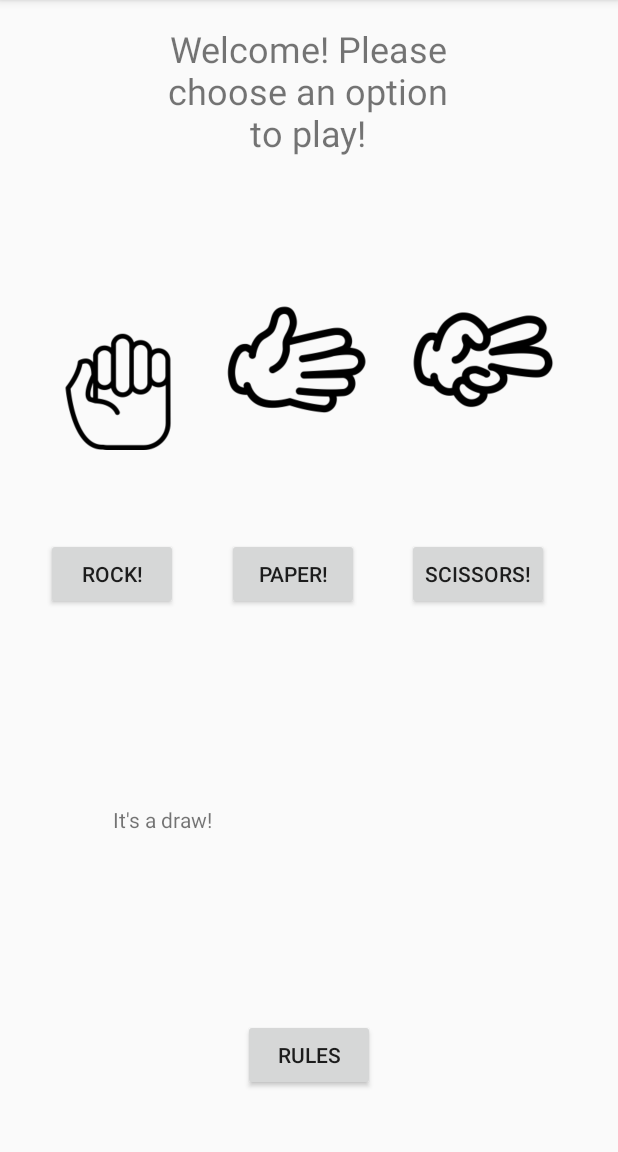
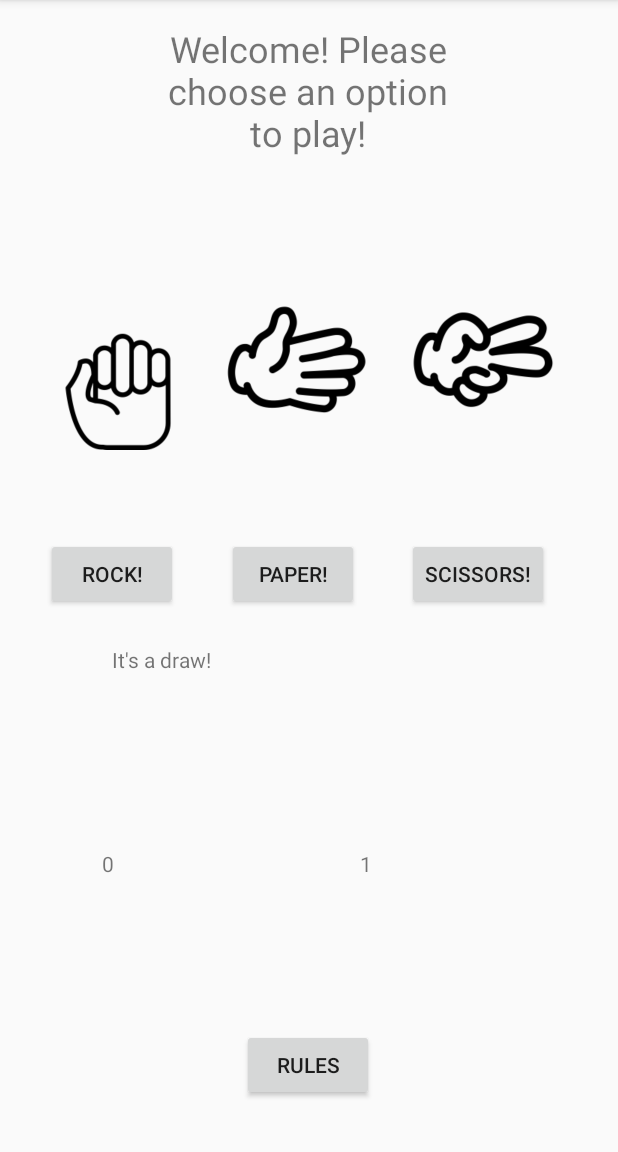
Before and after one commit to markywildtype/rock_paper_scissors_lab_w8d3, an Android app: the screen it shows after launch (RockPaperScissorsActivity), after a tap on "PAPER!", on a phone screen of 412 x 824 dp, the part 84-1236 px from its top. Run offline under Robolectric (Android 15) with nearby library versions, the phone set to English and light mode, and no system bars; 1 other tap on this screen came first.

Commit message:
score counter added

```diff
--- a/app/src/main/java/example/codeclan/com/rockpaperscissors/RockPaperScissors.java
+++ b/app/src/main/java/example/codeclan/com/rockpaperscissors/RockPaperScissors.java
@@ -10,11 +10,11 @@ public class RockPaperScissors {
 
     private String playerHand;
     private String computerHand;
-    private boolean isWon;
+    private int isWon;
 
     public RockPaperScissors(String playerHand){
         this.playerHand = playerHand;
-        this.isWon = false;
+        this.isWon = 0;
     }
 
     public String play(){
@@ -22,19 +22,21 @@ public class RockPaperScissors {
         if(playerHand == "rock" && computerHand == "paper"){
             return "Paper beats rock, computer wins!";
         } else if(playerHand == "rock" && computerHand == "scissors"){
-            this.isWon = true;
+            this.isWon = 1;
             return "Rock beats scissors, player 1 wins!";
         } else if(playerHand == "paper" && computerHand == "scissors"){
             return "Scissors beats paper, computer wins!";
         } else if(playerHand == "paper" && computerHand == "rock"){
-            this.isWon = true;
+            this.isWon = 1;
             return "Paper beats rock, player 1 wins!";
         } else if(playerHand == "scissors" && computerHand == "rock"){
             return "Rock beats scissors, computer wins!";
         } else if(playerHand == "scissors" && computerHand == "paper"){
-            this.isWon = true;
+            this.isWon = 1;
             return "Scissors beats paper, player 1 wins!";
-        } else return"It's a draw!";
+        } else
+            this.isWon = 2;
+            return"It's a draw!";
     }
 
     public String computerHand(){
@@ -48,7 +50,7 @@ public class RockPaperScissors {
             return "scissors";
     }
 
-    public boolean gameIsWon() {
+    public int gameIsWon() {
         return this.isWon;
     }
 }
--- a/app/src/main/java/example/codeclan/com/rockpaperscissors/RockPaperScissorsActivity.java
+++ b/app/src/main/java/example/codeclan/com/rockpaperscissors/RockPaperScissorsActivity.java
@@ -10,11 +10,17 @@ public class RockPaperScissorsActivity extends AppCompatActivity {
 
     RockPaperScissors game;
     TextView game_result;
+    TextView computerScoreBox;
+    TextView playersScoreBox;
+    int computerScore;
+    int playerScore;
 
     @Override
     protected void onCreate(Bundle savedInstanceState) {
         super.onCreate(savedInstanceState);
         setContentView(R.layout.activity_rock_paper_scissors);
+        computerScore = 0;
+        playerScore = 0;
     }
 
     public void onRockButtonClick(View button){
@@ -22,6 +28,15 @@ public class RockPaperScissorsActivity extends AppCompatActivity {
         String result = game.play();
         game_result = findViewById(R.id.game_result);
         game_result.setText(result);
+        if(game.gameIsWon() == 1){
+            playerScore += 1;
+        } else if(game.gameIsWon() == 0) {
+            computerScore += 1;
+        }
+        computerScoreBox = findViewById(R.id.computer_score);
+        computerScoreBox.setText(String.valueOf(computerScore));
+        playersScoreBox = findViewById(R.id.player_score);
+        playersScoreBox.setText(String.valueOf(playerScore));
     }
 
     public void onPaperButtonClick(View button) {
@@ -29,6 +44,15 @@ public class RockPaperScissorsActivity extends AppCompatActivity {
         String result = game.play();
         game_result = findViewById(R.id.game_result);
         game_result.setText(result);
+        if(game.gameIsWon() == 1){
+            playerScore += 1;
+        } else if(game.gameIsWon() == 0) {
+            computerScore += 1;
+        }
+        computerScoreBox = findViewById(R.id.computer_score);
+        computerScoreBox.setText(String.valueOf(computerScore));
+        playersScoreBox = findViewById(R.id.player_score);
+        playersScoreBox.setText(String.valueOf(playerScore));
     }
 
     public void onScissorsButtonClick(View button) {
@@ -36,6 +60,15 @@ public class RockPaperScissorsActivity extends AppCompatActivity {
         String result = game.play();
         game_result = findViewById(R.id.game_result);
         game_result.setText(result);
+        if(game.gameIsWon() == 1){
+            playerScore += 1;
+        } else if(game.gameIsWon() == 0) {
+            computerScore += 1;
+        }
+        computerScoreBox = findViewById(R.id.computer_score);
+        computerScoreBox.setText(String.valueOf(computerScore));
+        playersScoreBox = findViewById(R.id.player_score);
+        playersScoreBox.setText(String.valueOf(playerScore));
     }
 
     public void onRulesButtonClick(View button) {
--- a/app/src/main/res/layout/activity_rock_paper_scissors.xml
+++ b/app/src/main/res/layout/activity_rock_paper_scissors.xml
@@ -77,15 +77,17 @@
     <TextView
         android:id="@+id/game_result"
         android:layout_width="262dp"
-        android:layout_height="101dp"
+        android:layout_height="52dp"
         android:layout_marginBottom="8dp"
         android:layout_marginEnd="8dp"
         android:layout_marginStart="8dp"
         android:layout_marginTop="8dp"
         app:layout_constraintBottom_toBottomOf="parent"
         app:layout_constraintEnd_toEndOf="parent"
+        app:layout_constraintHorizontal_bias="0.496"
         app:layout_constraintStart_toStartOf="parent"
-        app:layout_constraintTop_toBottomOf="@+id/paper_button" />
+        app:layout_constraintTop_toBottomOf="@+id/paper_button"
+        app:layout_constraintVertical_bias="0.053" />
 
     <Button
         android:id="@+id/rules_button"
@@ -99,8 +101,10 @@
         android:text="@string/rules_button"
         app:layout_constraintBottom_toBottomOf="parent"
         app:layout_constraintEnd_toEndOf="parent"
+        app:layout_constraintHorizontal_bias="0.498"
         app:layout_constraintStart_toStartOf="parent"
-        app:layout_constraintTop_toBottomOf="@+id/game_result" />
+        app:layout_constraintTop_toBottomOf="@+id/game_result"
+        app:layout_constraintVertical_bias="0.882" />
 
     <ImageView
         android:id="@+id/imageView2"
@@ -150,4 +154,28 @@
         app:layout_constraintVertical_bias="0.275"
         app:srcCompat="@drawable/scissors" />
 
+    <TextView
+        android:id="@+id/player_score"
+        android:layout_width="109dp"
+        android:layout_height="36dp"
+        android:layout_marginBottom="8dp"
+        android:layout_marginStart="68dp"
+        android:layout_marginTop="8dp"
+        app:layout_constraintBottom_toTopOf="@+id/rules_button"
+        app:layout_constraintStart_toStartOf="parent"
+        app:layout_constraintTop_toBottomOf="@+id/game_result" />
+
+    <TextView
+        android:id="@+id/computer_score"
+        android:layout_width="109dp"
+        android:layout_height="36dp"
+        android:layout_marginBottom="8dp"
+        android:layout_marginEnd="8dp"
+        android:layout_marginStart="8dp"
+        android:layout_marginTop="8dp"
+        app:layout_constraintBottom_toTopOf="@+id/rules_button"
+        app:layout_constraintEnd_toEndOf="parent"
+        app:layout_constraintStart_toEndOf="@+id/player_score"
+        app:layout_constraintTop_toBottomOf="@+id/game_result" />
+
 </android.support.constraint.ConstraintLayout>
```
